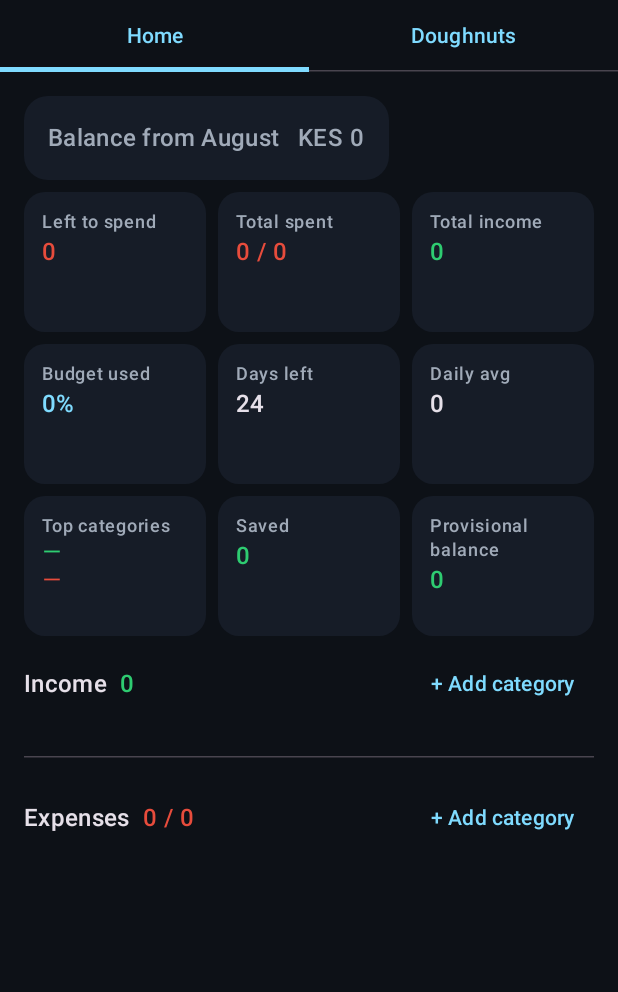
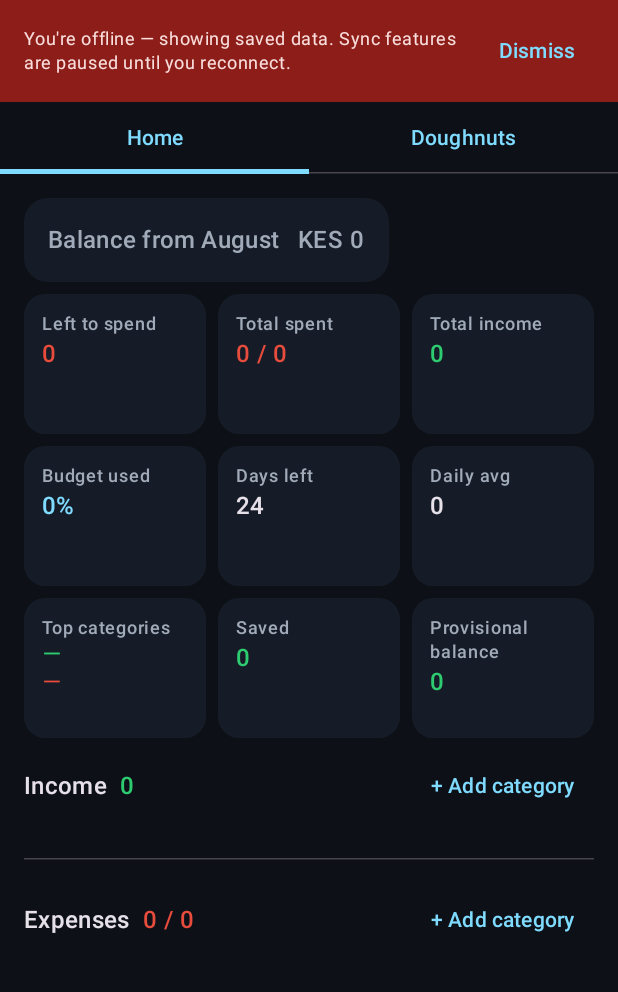
Before and after one commit to kangman19/kang-budget, an Android app built with Jetpack Compose: the screen it shows after launch (MainActivity), on a phone screen of 412 x 824 dp, the part 96-1088 px from its top. Run offline under Robolectric (Android 15) with nearby library versions, the phone set to English and light mode, and no system bars; our stand-ins replace Firebase (no records; nobody signed in at launch, a user with empty details on screens opened directly).

Commit message:
feat: spinner onload for network request built in with display fallbacks based on loading time for network request. Loading cached offline view for slow/no network e.g for webhooks, displays banner

```diff
--- a/app/build.gradle.kts
+++ b/app/build.gradle.kts
@@ -54,6 +54,7 @@ dependencies {
     implementation(libs.androidx.lifecycle.viewmodel.compose)
     implementation(libs.androidx.lifecycle.runtime.compose)
     implementation(libs.androidx.navigation.compose)
+    implementation(libs.androidx.core.splashscreen)
     implementation(libs.firebase.firestore)
     implementation(libs.firebase.auth)
     implementation(libs.kotlinx.coroutines.play.services)
--- a/app/src/main/AndroidManifest.xml
+++ b/app/src/main/AndroidManifest.xml
@@ -3,6 +3,7 @@
     xmlns:tools="http://schemas.android.com/tools">
 
     <uses-permission android:name="android.permission.INTERNET" />
+    <uses-permission android:name="android.permission.ACCESS_NETWORK_STATE" />
 
     <application
         android:allowBackup="true"
@@ -17,7 +18,7 @@
             android:name=".MainActivity"
             android:exported="true"
             android:label="@string/app_name"
-            android:theme="@style/Theme.KangBudget"
+            android:theme="@style/Theme.KangBudget.Starting"
             android:windowSoftInputMode="adjustResize">
             <intent-filter>
                 <action android:name="android.intent.action.MAIN" />
--- a/app/src/main/java/com/example/kangbudget/MainActivity.kt
+++ b/app/src/main/java/com/example/kangbudget/MainActivity.kt
@@ -1,43 +1,21 @@
 package com.example.kangbudget
 
 import android.os.Bundle
-import android.util.Log
 import androidx.activity.ComponentActivity
 import androidx.activity.compose.setContent
 import androidx.activity.enableEdgeToEdge
-import androidx.lifecycle.lifecycleScope
-import com.example.kangbudget.data.repository.BudgetRepository
-import com.example.kangbudget.ui.screens.MainScreen
+import androidx.core.splashscreen.SplashScreen.Companion.installSplashScreen
+import com.example.kangbudget.ui.screens.AppRoot
 import com.example.kangbudget.ui.theme.KangBudgetTheme
-import com.google.firebase.auth.FirebaseAuth
-import kotlinx.coroutines.launch
-import kotlinx.coroutines.tasks.await
-
-private const val TAG = "MainActivity"
 
 class MainActivity : ComponentActivity() {
     override fun onCreate(savedInstanceState: Bundle?) {
+        installSplashScreen()
         super.onCreate(savedInstanceState)
         enableEdgeToEdge()
-        lifecycleScope.launch {
-            // Firestore rules require an authenticated caller; this app has no login UI, so
-            // every install gets its own anonymous identity, cached locally after the first
-            // run. MainScreen's Firestore listeners must not attach before this resolves, or
-            // their first snapshot gets permission-denied and the listener closes for good —
-            // so setContent is deferred until sign-in completes (near-instant once cached).
-            val auth = FirebaseAuth.getInstance()
-            if (auth.currentUser == null) {
-                runCatching { auth.signInAnonymously().await() }
-                    .onFailure { Log.w(TAG, "Anonymous sign-in failed; Firestore reads/writes will be denied", it) }
-            }
-            // Load the Sheets webhook endpoint and replay any queued offline ops. Reads from
-            // Firestore's local cache, so this succeeds even on a cold, offline launch.
-            BudgetRepository().loadWebhookConfig()
-
-            setContent {
-                KangBudgetTheme {
-                    MainScreen()
-                }
+        setContent {
+            KangBudgetTheme {
+                AppRoot()
             }
         }
     }
--- a/app/src/main/java/com/example/kangbudget/data/repository/BudgetRepository.kt
+++ b/app/src/main/java/com/example/kangbudget/data/repository/BudgetRepository.kt
@@ -11,6 +11,7 @@ import com.google.firebase.firestore.DocumentSnapshot
 import com.google.firebase.firestore.FirebaseFirestore
 import com.google.firebase.firestore.Query
 import com.google.firebase.firestore.SetOptions
+import com.google.firebase.firestore.Source
 import android.util.Log
 import kotlinx.coroutines.CoroutineScope
 import kotlinx.coroutines.Dispatchers
@@ -357,8 +358,10 @@ class BudgetRepository(
      */
     suspend fun loadWebhookConfig() {
         val doc = runCatching {
-            db.collection(CONFIG).document(WEBHOOKS_DOC).get().await()
-        }.getOrNull()
+            db.collection(CONFIG).document(WEBHOOKS_DOC).get(Source.CACHE).await()
+        }.getOrElse {
+            runCatching { db.collection(CONFIG).document(WEBHOOKS_DOC).get(Source.SERVER).await() }.getOrNull()
+        }
         if (doc != null && doc.exists()) {
             ExcelWebhookApi.configure(
                 url = doc.getString("url").orEmpty(),
--- a/app/src/main/java/com/example/kangbudget/ui/screens/MainScreen.kt
+++ b/app/src/main/java/com/example/kangbudget/ui/screens/MainScreen.kt
@@ -13,6 +13,7 @@ import androidx.compose.foundation.layout.Column
 import androidx.compose.foundation.layout.Row
 import androidx.compose.foundation.layout.Spacer
 import androidx.compose.foundation.layout.fillMaxSize
+import androidx.compose.foundation.layout.fillMaxWidth
 import androidx.compose.foundation.layout.padding
 import androidx.compose.foundation.layout.size
 import androidx.compose.foundation.layout.width
@@ -66,7 +67,8 @@ private val HISTORICAL_BLUE = Color(0xFF2196F3)
 @OptIn(ExperimentalMaterial3Api::class)
 @Composable
 fun MainScreen(
-    budgetViewModel: BudgetViewModel = viewModel()
+    budgetViewModel: BudgetViewModel = viewModel(),
+    offlineNotice: Boolean = false
 ) {
     val monthId by budgetViewModel.monthId.collectAsStateWithLifecycle()
     val budget by budgetViewModel.budget.collectAsStateWithLifecycle()
@@ -83,6 +85,7 @@ fun MainScreen(
     var showBudgetHub by remember { mutableStateOf(false) }
     var showActivityLog by remember { mutableStateOf(false) }
     var amountsHidden by remember { mutableStateOf(false) }
+    var offlineBannerDismissed by remember { mutableStateOf(false) }
 
     CompositionLocalProvider(LocalAmountsHidden provides amountsHidden) {
         Scaffold(
@@ -117,6 +120,9 @@ fun MainScreen(
             }
         ) { innerPadding ->
             Column(modifier = Modifier.padding(innerPadding).fillMaxSize()) {
+                if (offlineNotice && !offlineBannerDismissed) {
+                    OfflineBanner(onDismiss = { offlineBannerDismissed = true })
+                }
                 TabRow(selectedTabIndex = if (selectedTab == HomeTab.HOME) 0 else 1) {
                     Tab(
                         selected = selectedTab == HomeTab.HOME,
@@ -244,6 +250,28 @@ fun MainScreen(
     }
 }
 
+@Composable
+private fun OfflineBanner(onDismiss: () -> Unit) {
+    Surface(color = MaterialTheme.colorScheme.errorContainer) {
+        Row(
+            modifier = Modifier
+                .fillMaxWidth()
+                .padding(horizontal = 16.dp, vertical = 10.dp),
+            verticalAlignment = Alignment.CenterVertically
+        ) {
+            Text(
+                text = "You're offline — showing saved data. Sync features are paused until you reconnect.",
+                style = MaterialTheme.typography.bodySmall,
+                color = MaterialTheme.colorScheme.onErrorContainer,
+                modifier = Modifier.weight(1f)
+            )
+            TextButton(onClick = onDismiss) {
+                Text("Dismiss")
+            }
+        }
+    }
+}
+
 /**
  * Pulsing blue "HISTORICAL VIEW" tag shown in the top bar while [monthId] differs from the
  * live system month. Tapping it snaps the dashboard back to the current month.
--- /dev/null
+++ b/app/src/main/java/com/example/kangbudget/viewmodel/AppReadyViewModel.kt
@@ -0,0 +1,72 @@
+package com.example.kangbudget.viewmodel
+
+import android.app.Application
+import android.content.Context
+import android.net.ConnectivityManager
+import android.net.NetworkCapabilities
+import android.util.Log
+import androidx.lifecycle.AndroidViewModel
+import androidx.lifecycle.viewModelScope
+import com.example.kangbudget.data.repository.BudgetRepository
+import com.google.firebase.auth.FirebaseAuth
+import kotlinx.coroutines.flow.MutableStateFlow
+import kotlinx.coroutines.flow.StateFlow
+import kotlinx.coroutines.flow.asStateFlow
+import kotlinx.coroutines.launch
+import kotlinx.coroutines.tasks.await
+import kotlinx.coroutines.withTimeoutOrNull
+
+private const val TAG = "AppReadyViewModel"
+private const val READY_TIMEOUT_MS = 10_000L
+
+sealed interface AppReadyState {
+    data object Loading : AppReadyState
+    data object Ready : AppReadyState
+    data object OfflineReady : AppReadyState
+    data object Error : AppReadyState
+}
+
+class AppReadyViewModel(application: Application) : AndroidViewModel(application) {
+
+    private val _state = MutableStateFlow<AppReadyState>(AppReadyState.Loading)
+    val state: StateFlow<AppReadyState> = _state.asStateFlow()
+
+    init {
+        start()
+    }
+
+    fun retry() {
+        _state.value = AppReadyState.Loading
+        start()
+    }
+
+    private fun start() {
+        viewModelScope.launch {
+            val signedIn = withTimeoutOrNull(READY_TIMEOUT_MS) {
+                val auth = FirebaseAuth.getInstance()
+                if (auth.currentUser == null) {
+                    runCatching { auth.signInAnonymously().await() }
+                        .onFailure { Log.w(TAG, "Anonymous sign-in failed", it) }
+                }
+                if (auth.currentUser != null) {
+                    BudgetRepository().loadWebhookConfig()
+                }
+                auth.currentUser != null
+            }
+            _state.value = when {
+                signedIn == true -> AppReadyState.Ready
+                isNetworkAvailable() -> AppReadyState.Error
+                else -> AppReadyState.OfflineReady
+            }
+        }
+    }
+
+    private fun isNetworkAvailable(): Boolean {
+        val connectivityManager = getApplication<Application>()
+            .getSystemService(Context.CONNECTIVITY_SERVICE) as? ConnectivityManager
+            ?: return false
+        val network = connectivityManager.activeNetwork ?: return false
+        val capabilities = connectivityManager.getNetworkCapabilities(network) ?: return false
+        return capabilities.hasCapability(NetworkCapabilities.NET_CAPABILITY_INTERNET)
+    }
+}
--- a/app/src/main/res/values/themes.xml
+++ b/app/src/main/res/values/themes.xml
@@ -2,4 +2,10 @@
 <resources>
 
     <style name="Theme.KangBudget" parent="android:Theme.Material.Light.NoActionBar" />
+
+    <style name="Theme.KangBudget.Starting" parent="Theme.SplashScreen">
+        <item name="windowSplashScreenBackground">@color/ic_launcher_background</item>
+        <item name="windowSplashScreenAnimatedIcon">@mipmap/ic_launcher_foreground</item>
+        <item name="postSplashScreenTheme">@style/Theme.KangBudget</item>
+    </style>
 </resources>
--- a/gradle/libs.versions.toml
+++ b/gradle/libs.versions.toml
@@ -13,6 +13,7 @@ googleServices = "4.5.0"
 kotlinxCoroutinesPlayServices = "1.9.0"
 navigationCompose = "2.8.5"
 desugarJdkLibs = "2.1.5"
+coreSplashscreen = "1.0.1"
 
 [libraries]
 androidx-core-ktx = { group = "androidx.core", name = "core-ktx", version.ref = "coreKtx" }
@@ -33,6 +34,7 @@ androidx-compose-ui-test-junit4 = { group = "androidx.compose.ui", name = "ui-te
 androidx-compose-material3 = { group = "androidx.compose.material3", name = "material3" }
 androidx-compose-material-icons-extended = { group = "androidx.compose.material", name = "material-icons-extended" }
 androidx-navigation-compose = { group = "androidx.navigation", name = "navigation-compose", version.ref = "navigationCompose" }
+androidx-core-splashscreen = { group = "androidx.core", name = "core-splashscreen", version.ref = "coreSplashscreen" }
 firebase-bom = { group = "com.google.firebase", name = "firebase-bom", version.ref = "firebaseBom" }
 firebase-firestore = { group = "com.google.firebase", name = "firebase-firestore" }
 firebase-analytics = { group = "com.google.firebase", name = "firebase-analytics" }
```
Also changed, not shown: app/src/main/java/com/example/kangbudget/ui/screens/AppRoot.kt (added, +98 -0 lines).
